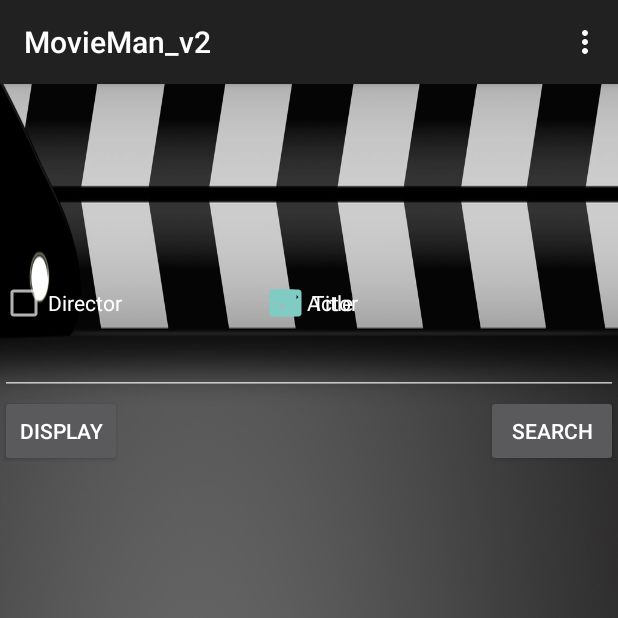
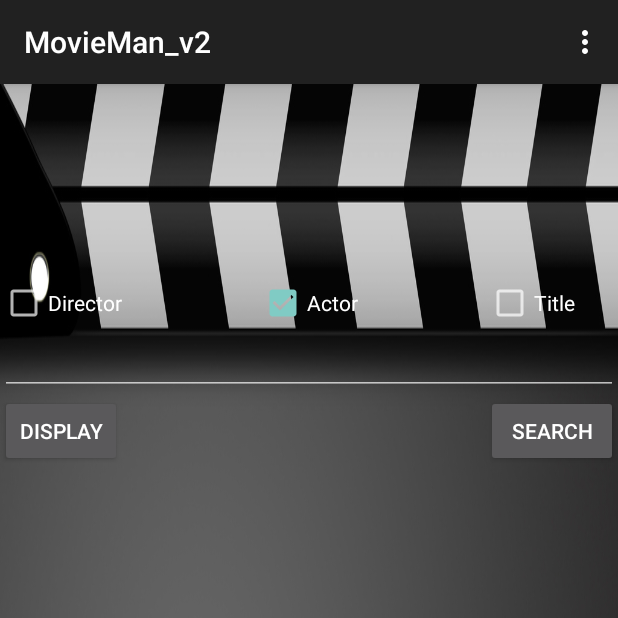
Before and after one commit to rochforp/MovieMan_v2.1, an Android app: the screen it shows after launch (MainActivity), on a phone screen of 412 x 824 dp, the top half of it. Run offline under Robolectric (Android 15) with nearby library versions, the phone set to English and light mode, and no system bars.

Commit message:
Updated: now has radio buttons but they still don't work correctly.

```diff
--- a/app/src/main/res/layout/activity_main.xml
+++ b/app/src/main/res/layout/activity_main.xml
@@ -45,12 +45,9 @@
         android:layout_height="wrap_content"
         android:text="@string/radio_title"
         android:layout_gravity="center_vertical"
-        android:layout_marginTop="90dp"
-        android:layout_below="@+id/edit_message"
-        android:layout_centerHorizontal="true"
-        android:checked="true"
-
-        />
+        android:layout_above="@+id/autocomplete_actor"
+        android:layout_alignLeft="@+id/button"
+        android:layout_alignStart="@+id/button" />
     <!--android: android:onClick="sendSearchActor" this will handle the search for directors. Still need to write -->
 
     <Button
```
